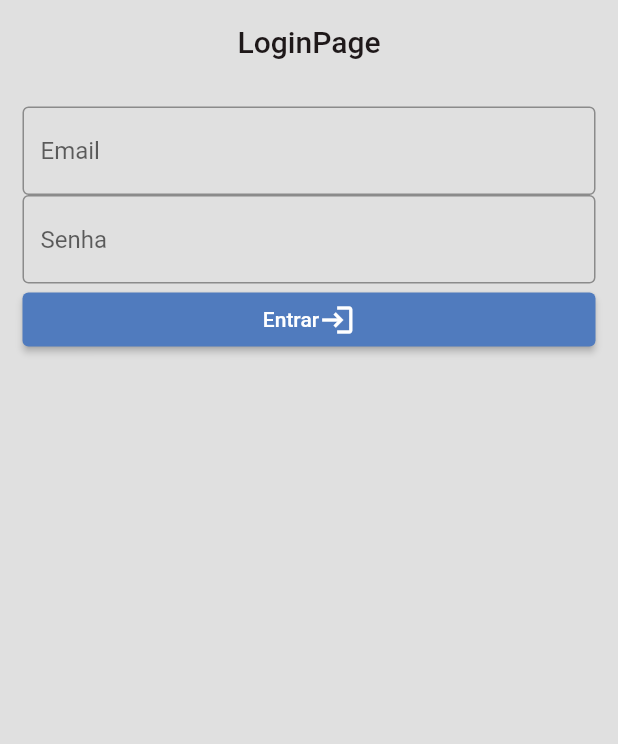
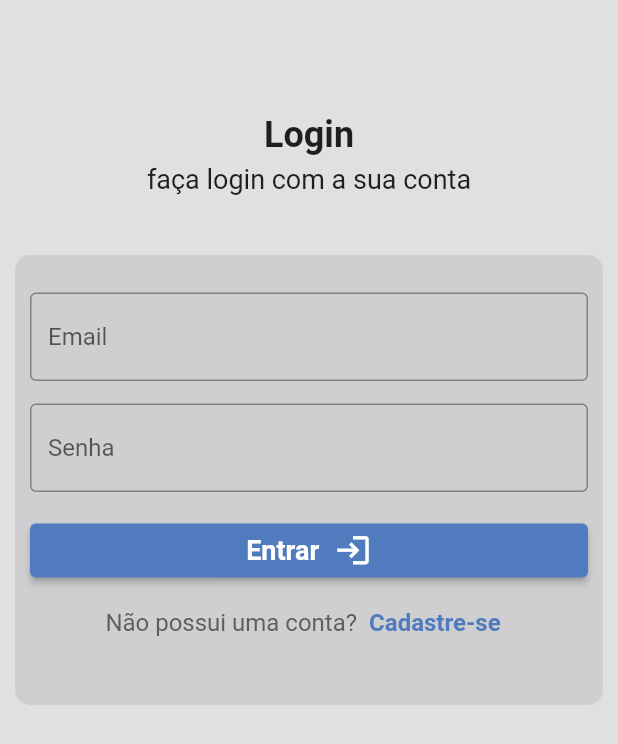
Before and after one commit to manish182003/focus-fitness, a Flutter app: the screen it shows after launch, on a phone screen of 412 x 824 dp. Shown: the top 744 px of the screen. Run offline on Flutter 3.47's test engine with Material 2 defaults, Android fonts, the phone set to English and light mode, and no system bars.

Commit message:
#1 styling the login screen

```diff
--- a/lib/main.dart
+++ b/lib/main.dart
@@ -1,5 +1,5 @@
 import 'package:flutter/material.dart';
-import 'package:focus_fitness/screens/login/login_page.dart';
+import 'package:focus_fitness/screens/auth/login_page.dart';
 import 'package:focus_fitness/utils/app_colors.dart';
 
 void main() {
--- /dev/null
+++ b/lib/screens/auth/login_page.dart
@@ -0,0 +1,125 @@
+import 'package:flutter/material.dart';
+import 'package:focus_fitness/utils/app_colors.dart';
+
+class LoginPage extends StatefulWidget {
+  const LoginPage({Key? key}) : super(key: key);
+
+  @override
+  State<LoginPage> createState() => _LoginPageState();
+}
+
+class _LoginPageState extends State<LoginPage> {
+  @override
+  Widget build(BuildContext context) {
+    return Scaffold(
+      appBar: AppBar(
+        /* title: const Text(
+          'LoginPage',
+          style: TextStyle(
+            color: AppColors.secondary,
+          ),
+        ), */
+        centerTitle: true,
+        elevation: 0,
+      ),
+      body: Column(
+        children: [
+          Container(
+            padding: const EdgeInsets.all(20),
+            child: Column(
+              children: [
+                const Text(
+                  'Login',
+                  style: TextStyle(
+                    fontSize: 24,
+                    fontWeight: FontWeight.bold,
+                  ),
+                ),
+                const SizedBox(
+                  height: 5,
+                ),
+                const Text(
+                  'faça login com a sua conta',
+                  style: TextStyle(
+                    fontSize: 18,
+                    fontWeight: FontWeight.normal,
+                  ),
+                ),
+              ],
+            ),
+          ),
+          Container(
+            width: 400,
+            height: 300,
+            margin: EdgeInsets.only(top: 20, bottom: 20, left: 10, right: 10),
+            // color: AppColors.subtitle,
+            decoration: BoxDecoration(
+                color: AppColors.icons.withOpacity(0.5),
+                borderRadius: BorderRadius.circular(10)),
+            padding: const EdgeInsets.all(10),
+            child: Form(
+              child: Column(
+                children: [
+                  SizedBox(
+                    height: 15,
+                  ),
+                  TextFormField(
+                    decoration: const InputDecoration(
+                        border: OutlineInputBorder(), hintText: "Email"),
+                  ),
+                  const SizedBox(
+                    height: 15,
+                  ),
+                  TextFormField(
+                    decoration: const InputDecoration(
+                      border: OutlineInputBorder(),
+                      hintText: "Senha",
+                    ),
+                  ),
+                  const SizedBox(
+                    height: 15,
+                  ),
+                  ElevatedButton(
+                    onPressed: () {},
+                    style: ElevatedButton.styleFrom(
+                        backgroundColor: AppColors.swatch4),
+                    child: Row(
+                      mainAxisAlignment: MainAxisAlignment.center,
+                      children: [
+                        const Text("Entrar", style: TextStyle(fontSize: 18, fontWeight: FontWeight.bold),),
+                        const SizedBox(width: 10,),
+                        const Icon(Icons.login, size: 25,),
+                      ],
+                    ),
+                  ),
+                  Row(
+                    mainAxisAlignment: MainAxisAlignment.center,
+                    children: [
+                      const Text(
+                        'Não possui uma conta?',
+                        style: TextStyle(
+                            color: AppColors.subtitle,
+                            fontSize: 16,
+                            fontWeight: FontWeight.normal),
+                      ),
+                      TextButton(
+                        onPressed: () {},
+                        child: const Text(
+                          'Cadastre-se',
+                          style: TextStyle(
+                              color: AppColors.swatch4,
+                              fontSize: 16,
+                              fontWeight: FontWeight.bold),
+                        ),
+                      )
+                    ],
+                  ),
+                ],
+              ),
+            ),
+          ),
+        ],
+      ),
+    );
+  }
+}
--- a/lib/screens/login/login_page.dart
+++ /dev/null
@@ -1,54 +0,0 @@
-import 'package:flutter/material.dart';
-import 'package:focus_fitness/utils/app_colors.dart';
-
-class LoginPage extends StatefulWidget {
-  const LoginPage({Key? key}) : super(key: key);
-
-  @override
-  State<LoginPage> createState() => _LoginPageState();
-}
-
-class _LoginPageState extends State<LoginPage> {
-  @override
-  Widget build(BuildContext context) {
-    return Scaffold(
-      appBar: AppBar(
-        title: const Text(
-          'LoginPage',
-          style: TextStyle(
-            color: AppColors.secondary,
-          ),
-        ),
-        centerTitle: true,
-        elevation: 0,
-      ),
-      body: Padding(
-        padding: const EdgeInsets.all(15),
-        child: Form(
-            child: Column(
-          children: [
-            TextFormField(
-              decoration: const InputDecoration(
-                  border: OutlineInputBorder(), hintText: "Email"),
-            ),
-            TextFormField(
-              decoration: const InputDecoration(
-                border: OutlineInputBorder(),
-                hintText: "Senha",
-              ),
-            ),
-            ElevatedButton(
-              onPressed: () {},
-              style:
-                  ElevatedButton.styleFrom(backgroundColor: AppColors.swatch4),
-              child: Row(
-                mainAxisAlignment: MainAxisAlignment.center,
-                children: [Text("Entrar"), Icon(Icons.login)],
-              ),
-            )
-          ],
-        )),
-      ),
-    );
-  }
-}
```
